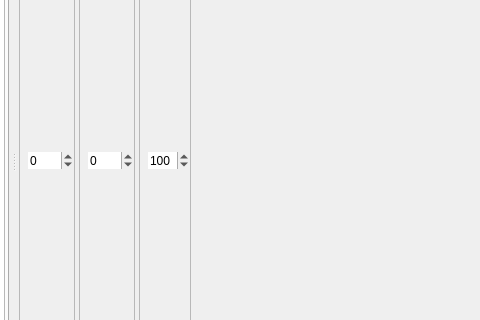
manisandro/gImageReader, file qt/data/MainWindow.ui: the form before one commit; both pictures show x 257 to 737 and y 129 to 449 of the 1064 by 572 pixel window.
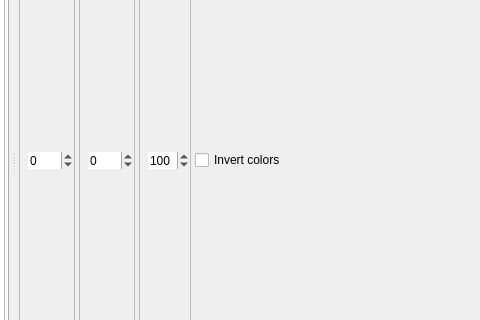
The form after the commit. Icons and pictures are not drawn.

Commit message: Add invert colors functionality

Patch:
```diff
--- a/qt/data/MainWindow.ui
+++ b/qt/data/MainWindow.ui
@@ -213,6 +213,13 @@
          </layout>
         </widget>
        </item>
+       <item>
+        <widget class="QCheckBox" name="checkBoxInvertColors">
+         <property name="text">
+          <string>Invert colors</string>
+         </property>
+        </widget>
+       </item>
        <item>
         <spacer name="horizontalSpacer">
          <property name="orientation">
```
The commit also changes 11 other files.
